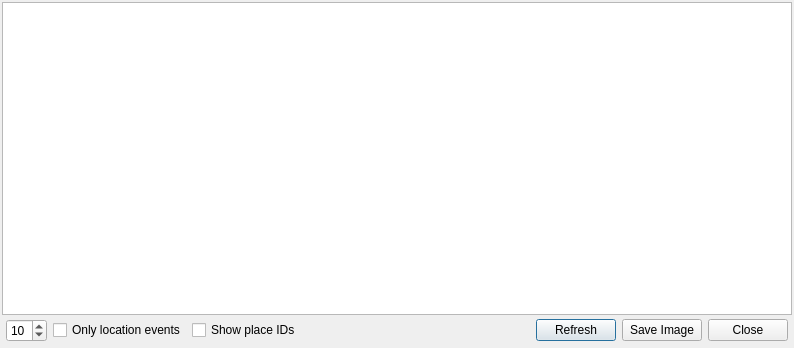
The window that subarchitectures/conceptual.sa/branches/avs-iros11/src/c++/conceptual/components/Tester/ConceptualWidget/RCVisualizer.ui (marc-hanheide/cogx) describes before a commit, drawn with Qt 5.
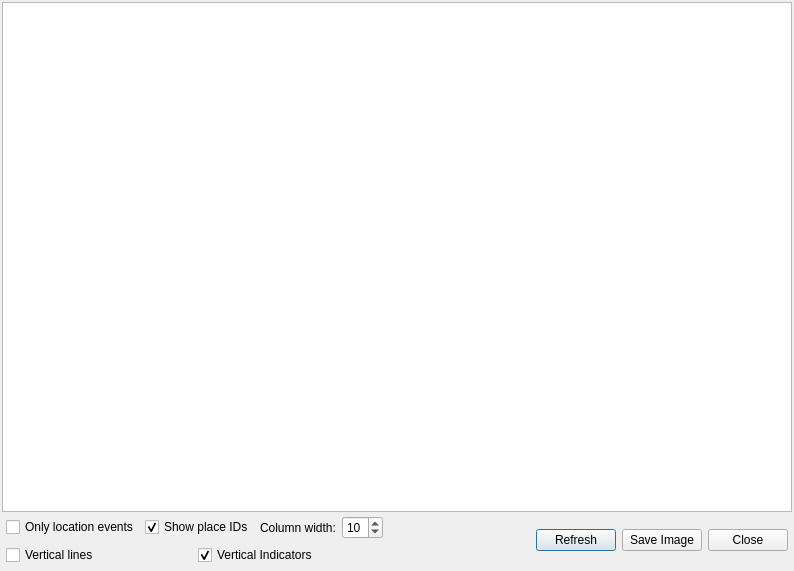
The same window after the commit. Icons and pictures are not drawn.

```diff
--- a/subarchitectures/conceptual.sa/branches/avs-iros11/src/c++/conceptual/components/Tester/ConceptualWidget/RCVisualizer.ui
+++ b/subarchitectures/conceptual.sa/branches/avs-iros11/src/c++/conceptual/components/Tester/ConceptualWidget/RCVisualizer.ui
@@ -7,7 +7,7 @@
     <x>0</x>
     <y>0</y>
     <width>794</width>
-    <height>348</height>
+    <height>571</height>
    </rect>
   </property>
   <property name="windowTitle">
@@ -29,6 +29,34 @@
       <number>4</number>
      </property>
      <item>
+      <layout class="QVBoxLayout" name="verticalLayout_2">
+       <item>
+        <layout class="QHBoxLayout" name="horizontalLayout_2">
+         <item>
+          <widget class="QCheckBox" name="locationEventsCheckBox">
+           <property name="text">
+            <string>Only location events</string>
+           </property>
+          </widget>
+         </item>
+         <item>
+          <widget class="QCheckBox" name="placesCheckBox">
+           <property name="text">
+            <string>Show place IDs</string>
+           </property>
+           <property name="checked">
+            <bool>true</bool>
+           </property>
+          </widget>
+         </item>
+         <item>
+          <widget class="QLabel" name="Columnw">
+           <property name="text">
+            <string>Column width:</string>
+           </property>
+          </widget>
+         </item>
+         <item>
       <widget class="QSpinBox" name="widthSpinBox">
        <property name="maximum">
         <number>20</number>
@@ -38,19 +66,33 @@
        </property>
       </widget>
      </item>
+        </layout>
+       </item>
      <item>
-      <widget class="QCheckBox" name="locationEventsCheckBox">
+        <layout class="QHBoxLayout" name="horizontalLayout_3">
+         <item>
+          <widget class="QCheckBox" name="verticalLinesCheckBox">
        <property name="text">
-        <string>Only location events</string>
-       </property>
+            <string>Vertical lines</string>
+           </property>
+           <property name="checked">
+            <bool>false</bool>
+           </property>
       </widget>
      </item>
      <item>
-      <widget class="QCheckBox" name="placesCheckBox">
+          <widget class="QCheckBox" name="verticalIndicatorsCheckBox">
        <property name="text">
-        <string>Show place IDs</string>
-       </property>
-      </widget>
+            <string>Vertical Indicators</string>
+           </property>
+           <property name="checked">
+            <bool>true</bool>
+           </property>
+          </widget>
+         </item>
+        </layout>
+       </item>
+      </layout>
      </item>
      <item>
       <spacer name="horizontalSpacer">
```
Left out of the diff: 18 changed lines with no effect on the pictures. Lines whose indentation alone changed are shown as unchanged.
